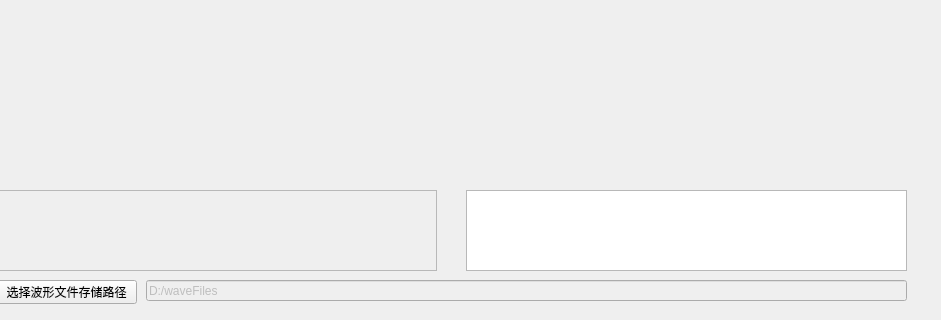
First picture: the form in mainwindow.ui, repository lnwin/SDSJJ_waveControl, before the edit; both pictures show x 294 to 1235 and y 489 to 809 of the 1235 by 809 pixel window.
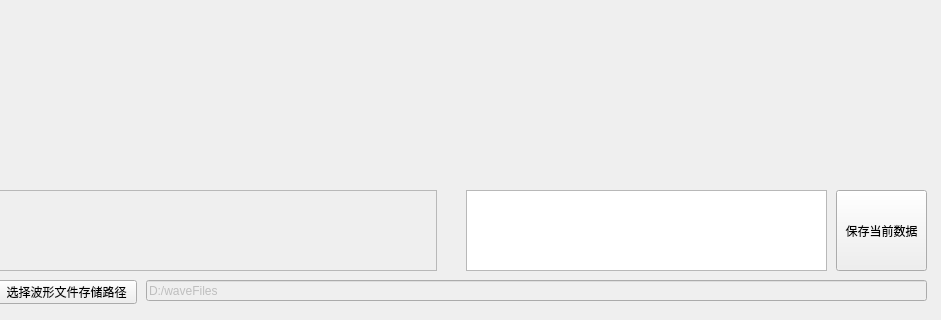
Second picture: the form after the edit. Custom widgets are drawn as their Qt base class.

Commit message: 添加当前文件存储界面，优化置灰读取，增加小数点位数为4，添加发射通道。未测试

```diff
--- a/mainwindow.ui
+++ b/mainwindow.ui
@@ -19,7 +19,7 @@
      <rect>
       <x>760</x>
       <y>660</y>
-      <width>441</width>
+      <width>361</width>
       <height>81</height>
      </rect>
     </property>
@@ -727,7 +727,7 @@
      <rect>
       <x>440</x>
       <y>750</y>
-      <width>761</width>
+      <width>781</width>
       <height>21</height>
      </rect>
     </property>
@@ -748,6 +748,19 @@
      </rect>
     </property>
    </widget>
+   <widget class="QPushButton" name="pushButton_10">
+    <property name="geometry">
+     <rect>
+      <x>1130</x>
+      <y>660</y>
+      <width>91</width>
+      <height>81</height>
+     </rect>
+    </property>
+    <property name="text">
+     <string>保存当前数据</string>
+    </property>
+   </widget>
   </widget>
   <widget class="QMenuBar" name="menubar">
    <property name="geometry">
```
The commit also changes 8 other files.
